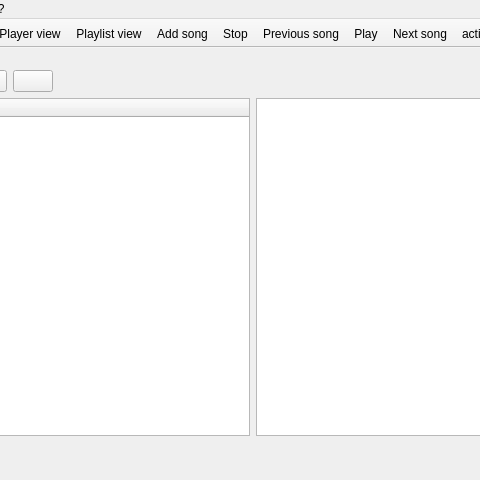
First picture: the form in src/ui/mainwindow.ui, repository Lenium37/SigLight, before the edit; both pictures show x 147 to 627 and y 0 to 480 of the 800 by 480 pixel window.
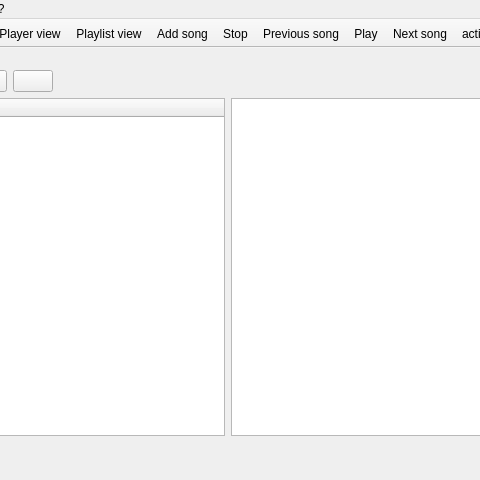
Second picture: the form after the edit. The open tabs and pages were chosen to show the change. Icons and pictures are not drawn.

Commit message: changed fixture details size

Diff of the .ui file:
```diff
--- a/src/ui/mainwindow.ui
+++ b/src/ui/mainwindow.ui
@@ -245,6 +245,17 @@
             <property name="styleSheet">
              <string notr="true"/>
             </property>
+            <property name="minimumSize">
+             <size>
+              <width>400</width>
+             </size>
+            </property>
+            <property name="maximumSize">
+             <size>
+              <width>400</width>
+              <height>1080</height>
+             </size>
+            </property>
            </widget>
           </item>
          </layout>
```
